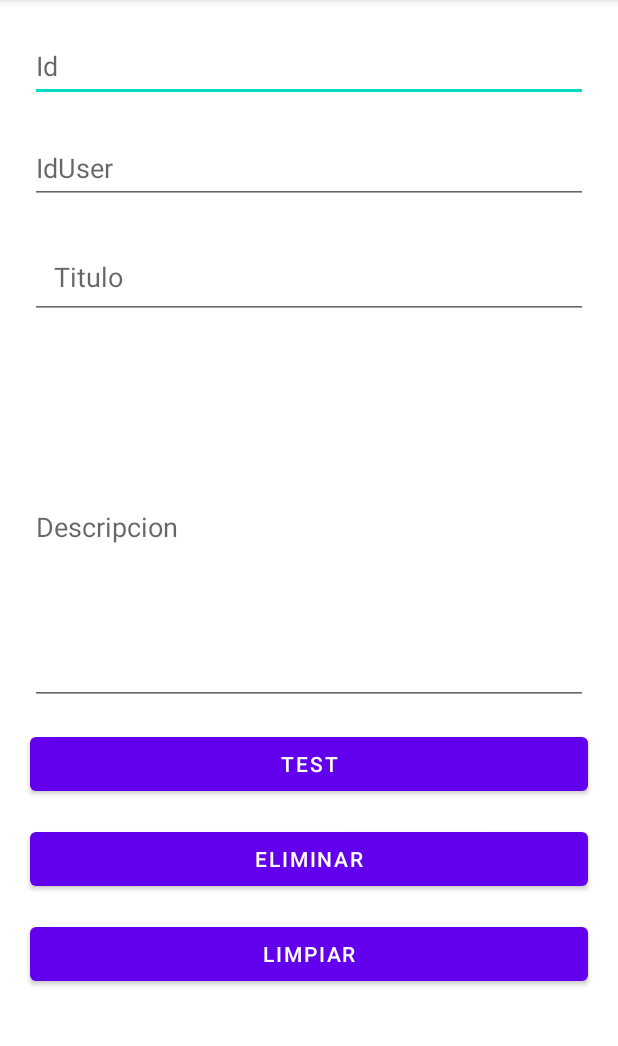
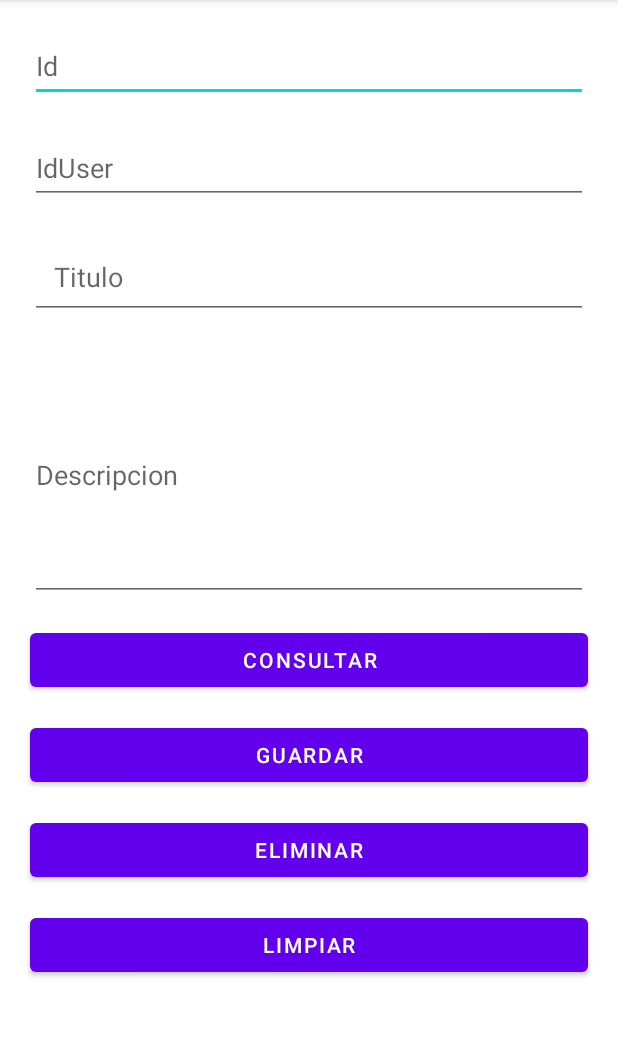
Before and after one commit to Ingejp/ConsumoAPIRest-conAndroid, an Android app: the screen it shows after launch (MainActivity), on a phone screen of 412 x 824 dp, the part 84-1130 px from its top. Run offline under Robolectric (Android 15) with nearby library versions, the phone set to English and light mode, and no system bars; our stand-ins replace Volley.

Commit message:
Se agrega el boton de Guardar y funcionalidad

```diff
--- a/app/src/main/java/com/example/apirest/MainActivity.java
+++ b/app/src/main/java/com/example/apirest/MainActivity.java
@@ -22,7 +22,7 @@ import java.util.Map;
 
 public class MainActivity extends AppCompatActivity {
     EditText txtIdUser, txtTitle, txtBody, txtId;
-    Button btnTest, btnLimpiar, btnEliminar;
+    Button btnTest, btnLimpiar, btnEliminar, btnGuardar;
 
     @Override
     protected void onCreate(Bundle savedInstanceState) {
@@ -35,10 +35,17 @@ public class MainActivity extends AppCompatActivity {
         btnTest=findViewById(R.id.button);
         btnLimpiar=findViewById(R.id.button3);
         btnEliminar=findViewById(R.id.button2);
+        btnGuardar=findViewById(R.id.btnGuardar);
         btnTest.setOnClickListener(new View.OnClickListener() {
             @Override
             public void onClick(View view) {
-                //leerServicio();
+                leerServicio();
+            }
+        });
+
+        btnGuardar.setOnClickListener(new View.OnClickListener() {
+            @Override
+            public void onClick(View view) {
                 guardar(txtId.getText().toString(), txtTitle.getText().toString(), txtBody.getText().toString());
             }
         });
@@ -67,7 +74,7 @@ public class MainActivity extends AppCompatActivity {
 
 
     private void leerServicio(){
-        String url="https://jsonplaceholder.typicode.com/posts/"+ txtIdUser.getText().toString();
+        String url="https://jsonplaceholder.typicode.com/posts/"+ txtId.getText().toString();
         StringRequest postRequest = new StringRequest(Request.Method.GET, url, new Response.Listener<String>() {
             @Override
             public void onResponse(String response) {
--- a/app/src/main/res/layout/activity_main.xml
+++ b/app/src/main/res/layout/activity_main.xml
@@ -52,7 +52,7 @@
         <EditText
             android:id="@+id/editTextTextDescripcion"
             android:layout_width="match_parent"
-            android:layout_height="wrap_content"
+            android:layout_height="168dp"
             android:layout_marginLeft="20sp"
             android:layout_marginTop="20sp"
             android:layout_marginRight="20sp"
@@ -60,7 +60,7 @@
             android:hint="Descripcion"
             android:inputType="textMultiLine|textImeMultiLine"
             android:lines="10"
-            android:minHeight="80dp" />
+            android:minHeight="60dp" />
 
         <Button
             android:id="@+id/button"
@@ -69,7 +69,16 @@
             android:layout_marginLeft="20sp"
             android:layout_marginTop="15sp"
             android:layout_marginRight="20sp"
-            android:text="Test" />
+            android:text="Consultar" />
+
+        <Button
+            android:id="@+id/btnGuardar"
+            android:layout_width="match_parent"
+            android:layout_height="wrap_content"
+            android:layout_marginLeft="20sp"
+            android:layout_marginTop="15sp"
+            android:layout_marginRight="20sp"
+            android:text="Guardar" />
 
         <Button
             android:id="@+id/button2"
```
